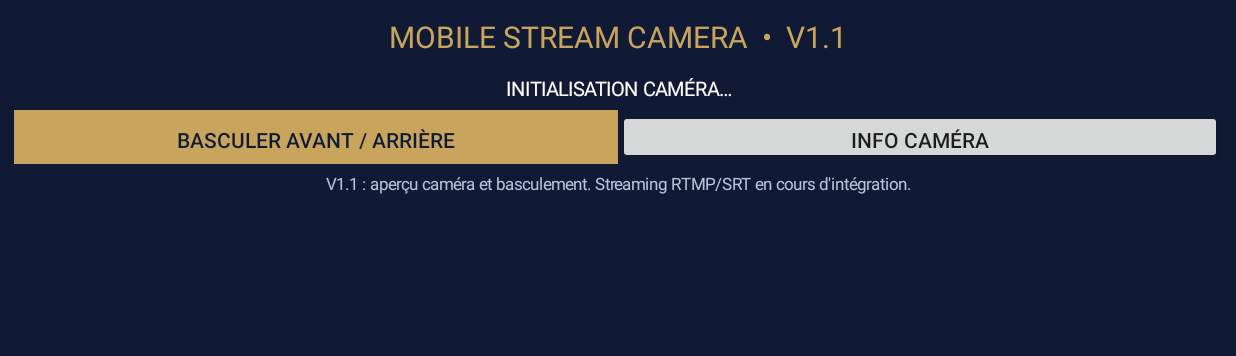
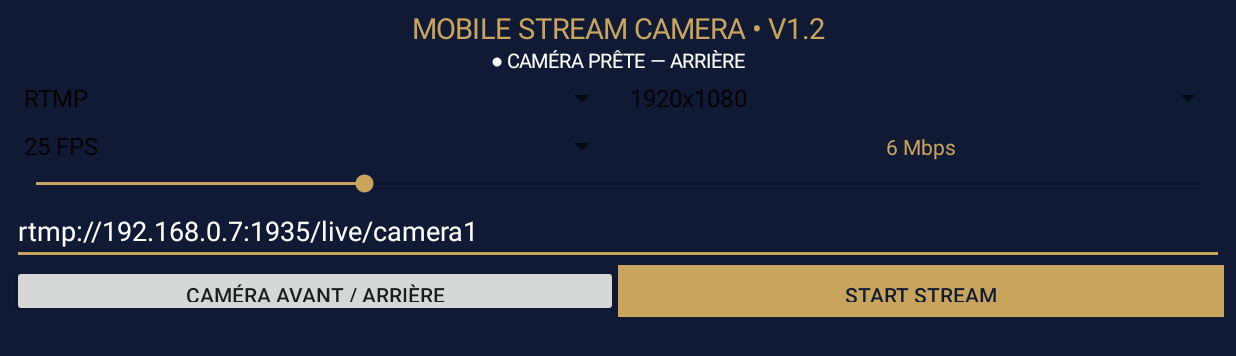
Before and after one commit to bachlonbizerte/MobileStreamCamera, an Android app: the screen it shows after launch (MainActivity), on a phone screen of 824 x 412 dp (held sideways). Shown: the top 356 px of the screen. Run offline under Robolectric (Android 15) with nearby library versions, the phone set to English and light mode, and no system bars; libraries missing offline, so code that uses them is left out: com.pedro.common, com.pedro.library; 6 statements that could not run were skipped.

Commit message:
Add RTMP SRT streaming engine V1.2

```diff
--- a/app/src/main/java/com/wevent/mobilestreamcamera/MainActivity.kt
+++ b/app/src/main/java/com/wevent/mobilestreamcamera/MainActivity.kt
@@ -4,160 +4,211 @@ import android.Manifest
 import android.content.pm.PackageManager
 import android.os.Bundle
 import android.view.Gravity
-import android.view.View
-import android.widget.Button
-import android.widget.LinearLayout
-import android.widget.TextView
-import android.widget.Toast
+import android.widget.*
 import androidx.activity.result.contract.ActivityResultContracts
 import androidx.appcompat.app.AppCompatActivity
-import androidx.camera.core.CameraSelector
-import androidx.camera.core.Preview
-import androidx.camera.lifecycle.ProcessCameraProvider
-import androidx.camera.view.PreviewView
 import androidx.core.content.ContextCompat
+import com.pedro.common.ConnectChecker
+import com.pedro.library.base.Camera2Base
+import com.pedro.library.rtmp.RtmpCamera2
+import com.pedro.library.srt.SrtCamera2
+import com.pedro.library.view.OpenGlView
 
-class MainActivity : AppCompatActivity() {
+class MainActivity : AppCompatActivity(), ConnectChecker {
     private val navy = 0xFF101A35.toInt()
     private val gold = 0xFFC8A45D.toInt()
-    private lateinit var previewView: PreviewView
+    private lateinit var glView: OpenGlView
     private lateinit var status: TextView
-    private lateinit var switchButton: Button
-    private var cameraProvider: ProcessCameraProvider? = null
-    private var useFrontCamera = false
+    private lateinit var urlInput: EditText
+    private lateinit var protocol: Spinner
+    private lateinit var resolution: Spinner
+    private lateinit var fps: Spinner
+    private lateinit var bitrate: SeekBar
+    private lateinit var bitrateText: TextView
+    private lateinit var streamButton: Button
+    private var streamCamera: Camera2Base? = null
+    private var streaming = false
 
     private val permissionLauncher =
-        registerForActivityResult(ActivityResultContracts.RequestMultiplePermissions()) { grants ->
-            val cameraGranted = grants[Manifest.permission.CAMERA] == true
-            if (cameraGranted) startCamera()
-            else status.text = "AUTORISATION CAMÉRA REFUSÉE"
+        registerForActivityResult(ActivityResultContracts.RequestMultiplePermissions()) {
+            if (hasPermissions()) initializeCamera() else status.text = "AUTORISATIONS CAMÉRA / MICRO REFUSÉES"
         }
 
     override fun onCreate(savedInstanceState: Bundle?) {
         super.onCreate(savedInstanceState)
         buildUi()
-        ensureCameraPermission()
+        if (hasPermissions()) initializeCamera()
+        else permissionLauncher.launch(arrayOf(Manifest.permission.CAMERA, Manifest.permission.RECORD_AUDIO))
     }
+
+    private fun hasPermissions() =
+        ContextCompat.checkSelfPermission(this, Manifest.permission.CAMERA) == PackageManager.PERMISSION_GRANTED &&
+        ContextCompat.checkSelfPermission(this, Manifest.permission.RECORD_AUDIO) == PackageManager.PERMISSION_GRANTED
 
     private fun buildUi() {
         val root = LinearLayout(this).apply {
             orientation = LinearLayout.VERTICAL
+            setPadding(12, 8, 12, 8)
             setBackgroundColor(navy)
-            setPadding(14, 12, 14, 12)
         }
+        root.addView(TextView(this).apply {
+            text = "MOBILE STREAM CAMERA • V1.2"
+            textSize = 19f; gravity = Gravity.CENTER; setTextColor(gold)
+        }, LinearLayout.LayoutParams(-1, -2))
 
-        val header = TextView(this).apply {
-            text = "MOBILE STREAM CAMERA  •  V1.1"
-            textSize = 20f
-            gravity = Gravity.CENTER
-            setTextColor(gold)
-            setPadding(4, 4, 4, 10)
-        }
-        root.addView(header, LinearLayout.LayoutParams(-1, -2))
-
-        previewView = PreviewView(this).apply {
-            implementationMode = PreviewView.ImplementationMode.COMPATIBLE
-            scaleType = PreviewView.ScaleType.FILL_CENTER
-        }
-        root.addView(previewView, LinearLayout.LayoutParams(-1, 0, 1f))
+        glView = OpenGlView(this)
+        root.addView(glView, LinearLayout.LayoutParams(-1, 0, 1f).apply { topMargin = 8; bottomMargin = 8 })
 
         status = TextView(this).apply {
-            text = "INITIALISATION CAMÉRA…"
-            textSize = 13f
-            setTextColor(-1)
-            gravity = Gravity.CENTER
-            setPadding(4, 8, 4, 8)
+            text = "INITIALISATION…"; setTextColor(-1); textSize = 13f; gravity = Gravity.CENTER
         }
         root.addView(status, LinearLayout.LayoutParams(-1, -2))
 
-        val controls = LinearLayout(this).apply {
-            orientation = LinearLayout.HORIZONTAL
-            gravity = Gravity.CENTER
+        val row1 = LinearLayout(this).apply { orientation = LinearLayout.HORIZONTAL }
+        protocol = spinner(listOf("RTMP", "SRT"))
+        resolution = spinner(listOf("1920x1080", "1280x720", "854x480"))
+        row1.addView(protocol, LinearLayout.LayoutParams(0, 48, 1f))
+        row1.addView(resolution, LinearLayout.LayoutParams(0, 48, 1f))
+        root.addView(row1)
+
+        val row2 = LinearLayout(this).apply { orientation = LinearLayout.HORIZONTAL }
+        fps = spinner(listOf("25 FPS", "30 FPS", "50 FPS", "60 FPS"))
+        row2.addView(fps, LinearLayout.LayoutParams(0, 48, 1f))
+        bitrateText = TextView(this).apply {
+            text = "6 Mbps"; setTextColor(gold); gravity = Gravity.CENTER
         }
-        switchButton = Button(this).apply {
-            text = "BASCULER AVANT / ARRIÈRE"
-            setTextColor(navy)
-            setBackgroundColor(gold)
+        row2.addView(bitrateText, LinearLayout.LayoutParams(0, 48, 1f))
+        root.addView(row2)
+        bitrate = SeekBar(this).apply {
+            max = 195; progress = 55
+            setOnSeekBarChangeListener(object : SeekBar.OnSeekBarChangeListener {
+                override fun onProgressChanged(s: SeekBar?, p: Int, fromUser: Boolean) {
+                    bitrateText.text = "${(p * 100 + 500) / 1000.0} Mbps"
+                }
+                override fun onStartTrackingTouch(s: SeekBar?) {}
+                override fun onStopTrackingTouch(s: SeekBar?) {}
+            })
+        }
+        root.addView(bitrate, LinearLayout.LayoutParams(-1, -2))
+
+        urlInput = EditText(this).apply {
+            setText("rtmp://192.168.0.7:1935/live/camera1")
+            setTextColor(-1); setHintTextColor(0xFFB8C2D6.toInt())
+            setSingleLine(true); hint = "URL RTMP ou SRT"
+        }
+        root.addView(urlInput, LinearLayout.LayoutParams(-1, -2))
+
+        val controls = LinearLayout(this).apply { orientation = LinearLayout.HORIZONTAL }
+        controls.addView(Button(this).apply {
+            text = "CAMÉRA AVANT / ARRIÈRE"
             setOnClickListener {
-                useFrontCamera = !useFrontCamera
-                startCamera()
+                try {
+                    streamCamera?.switchCamera()
+                    status.text = "CHANGEMENT DE CAMÉRA DEMANDÉ"
+                } catch (e: Exception) { status.text = "CHANGEMENT IMPOSSIBLE : ${e.message}" }
             }
+        }, LinearLayout.LayoutParams(0, 52, 1f))
+        streamButton = Button(this).apply {
+            text = "START STREAM"
+            setTextColor(navy); setBackgroundColor(gold)
+            setOnClickListener { if (streaming) stopStreaming() else startStreaming() }
         }
-        controls.addView(switchButton, LinearLayout.LayoutParams(0, 54, 1f))
-
-        val info = Button(this).apply {
-            text = "INFO CAMÉRA"
-            setOnClickListener { showCameraInfo() }
-        }
-        controls.addView(info, LinearLayout.LayoutParams(0, 54, 1f))
-        root.addView(controls, LinearLayout.LayoutParams(-1, -2))
-
-        val note = TextView(this).apply {
-            text = "V1.1 : aperçu caméra et basculement. Streaming RTMP/SRT en cours d'intégration."
-            textSize = 11f
-            setTextColor(0xFFB8C2D6.toInt())
-            gravity = Gravity.CENTER
-            setPadding(4, 8, 4, 2)
-        }
-        root.addView(note, LinearLayout.LayoutParams(-1, -2))
+        controls.addView(streamButton, LinearLayout.LayoutParams(0, 52, 1f))
+        root.addView(controls)
         setContentView(root)
     }
 
-    private fun ensureCameraPermission() {
-        if (ContextCompat.checkSelfPermission(this, Manifest.permission.CAMERA) ==
-            PackageManager.PERMISSION_GRANTED) {
-            startCamera()
-        } else {
-            permissionLauncher.launch(arrayOf(Manifest.permission.CAMERA, Manifest.permission.RECORD_AUDIO))
+    private fun spinner(items: List<String>) = Spinner(this).apply {
+        adapter = ArrayAdapter(this@MainActivity, android.R.layout.simple_spinner_dropdown_item, items)
+    }
+
+    private fun initializeCamera() {
+        try {
+            val rtmp = RtmpCamera2(glView, this)
+            streamCamera = rtmp
+            rtmp.startPreview()
+            status.text = "● CAMÉRA PRÊTE — ARRIÈRE"
+        } catch (e: Exception) {
+            status.text = "ERREUR INITIALISATION : ${e.localizedMessage}"
         }
     }
 
-    private fun startCamera() {
-        if (ContextCompat.checkSelfPermission(this, Manifest.permission.CAMERA) !=
-            PackageManager.PERMISSION_GRANTED) return
+    private fun startStreaming() {
+        if (!hasPermissions()) {
+            permissionLauncher.launch(arrayOf(Manifest.permission.CAMERA, Manifest.permission.RECORD_AUDIO))
+            return
+        }
+        val endpoint = urlInput.text.toString().trim()
+        if (endpoint.isBlank()) { status.text = "SAISIS UNE URL DE STREAM"; return }
 
-        val future = ProcessCameraProvider.getInstance(this)
-        future.addListener({
-            try {
-                val provider = future.get()
-                cameraProvider = provider
-                val selector = if (useFrontCamera) CameraSelector.DEFAULT_FRONT_CAMERA
-                               else CameraSelector.DEFAULT_BACK_CAMERA
+        try {
+            val selectedProtocol = protocol.selectedItem.toString()
+            val camera: Camera2Base = when (selectedProtocol) {
+                "SRT" -> SrtCamera2(glView, this)
+                else -> RtmpCamera2(glView, this)
+            }
+            streamCamera?.stopPreview()
+            streamCamera = camera
 
-                if (!provider.hasCamera(selector)) {
-                    useFrontCamera = !useFrontCamera
-                    status.text = "Caméra demandée indisponible — autre caméra sélectionnée"
-                    startCamera()
-                    return@addListener
-                }
+            val size = resolution.selectedItem.toString().split("x")
+            val width = size[0].toInt()
+            val height = size[1].toInt()
+            val frameRate = fps.selectedItem.toString().substringBefore(" ").toInt()
+            val videoBitrate = (bitrate.progress * 100 + 500) * 1000
 
-                val preview = Preview.Builder().build().also {
-                    it.setSurfaceProvider(previewView.surfaceProvider)
-                }
-
-                provider.unbindAll()
-                provider.bindToLifecycle(this, selector, preview)
-                status.text = if (useFrontCamera) "● CAMÉRA AVANT ACTIVE"
-                              else "● CAMÉRA ARRIÈRE ACTIVE"
-            } catch (e: Exception) {
-                status.text = "ERREUR CAMÉRA : ${e.localizedMessage ?: "inconnue"}"
+            val videoReady = camera.prepareVideo(width, height, frameRate, videoBitrate, 2, 0)
+            val audioReady = camera.prepareAudio(128 * 1000, 44100, true)
+            if (!videoReady || !audioReady) {
+                status.text = "ENCODEUR NON DISPONIBLE POUR CES PARAMÈTRES"
+                camera.startPreview()
+                return
             }
-        }, ContextCompat.getMainExecutor(this))
+            camera.startPreview()
+            camera.startStream(endpoint)
+            streaming = true
+            streamButton.text = "STOP STREAM"
+            status.text = "CONNEXION ${selectedProtocol} EN COURS…"
+        } catch (e: Exception) {
+            status.text = "ERREUR STREAM : ${e.localizedMessage}"
+        }
     }
 
-    private fun showCameraInfo() {
-        val provider = cameraProvider
-        val text = if (provider == null) "Caméra non initialisée"
-        else {
-            val back = provider.hasCamera(CameraSelector.DEFAULT_BACK_CAMERA)
-            val front = provider.hasCamera(CameraSelector.DEFAULT_FRONT_CAMERA)
-            "Arrière : ${if (back) "disponible" else "indisponible"}\nAvant : ${if (front) "disponible" else "indisponible"}"
+    private fun stopStreaming() {
+        try {
+            streamCamera?.stopStream()
+            streamCamera?.stopPreview()
+            streaming = false
+            streamButton.text = "START STREAM"
+            status.text = "STREAM ARRÊTÉ"
+            streamCamera = null
+            initializeCamera()
+        } catch (e: Exception) {
+            status.text = "ERREUR ARRÊT : ${e.localizedMessage}"
         }
-        Toast.makeText(this, text, Toast.LENGTH_LONG).show()
+    }
+
+    override fun onConnectionStarted(url: String) { runOnUiThread { status.text = "CONNEXION : $url" } }
+    override fun onConnectionSuccess() { runOnUiThread { status.text = "● STREAM CONNECTÉ" } }
+    override fun onConnectionFailed(reason: String) {
+        runOnUiThread { status.text = "ÉCHEC STREAM : $reason"; streaming = false; streamButton.text = "START STREAM" }
+    }
+    override fun onDisconnect() {
+        runOnUiThread { status.text = "STREAM DÉCONNECTÉ"; streaming = false; streamButton.text = "START STREAM" }
+    }
+    override fun onAuthError() { runOnUiThread { status.text = "ERREUR AUTHENTIFICATION" } }
+    override fun onAuthSuccess() { runOnUiThread { status.text = "AUTHENTIFICATION OK" } }
+    override fun onNewBitrate(bitrate: Long) { runOnUiThread { status.text = "● STREAM • ${(bitrate / 1000)} kbps" } }
+
+    override fun onResume() {
+        super.onResume()
+        if (hasPermissions() && streamCamera == null) initializeCamera()
     }
 
     override fun onDestroy() {
-        cameraProvider?.unbindAll()
+        streamCamera?.let {
+            if (it.isStreaming) it.stopStream()
+            it.stopPreview()
+        }
         super.onDestroy()
     }
 }
```
Also changed, not shown: app/build.gradle.kts (+2 -27 lines), app/src/main/AndroidManifest.xml (+4 -10 lines), 2 other files.
